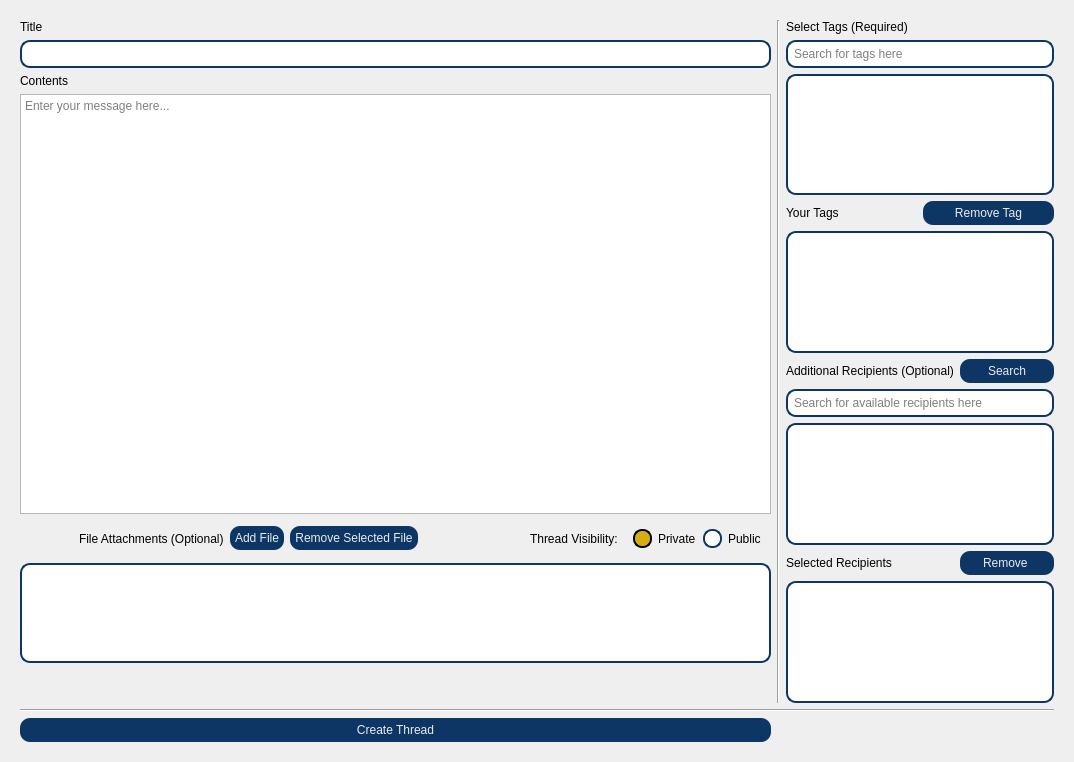
Old version of the form newthreadswindow.ui in the repository PeteCastle/SoftwareDesignCaseStudy.
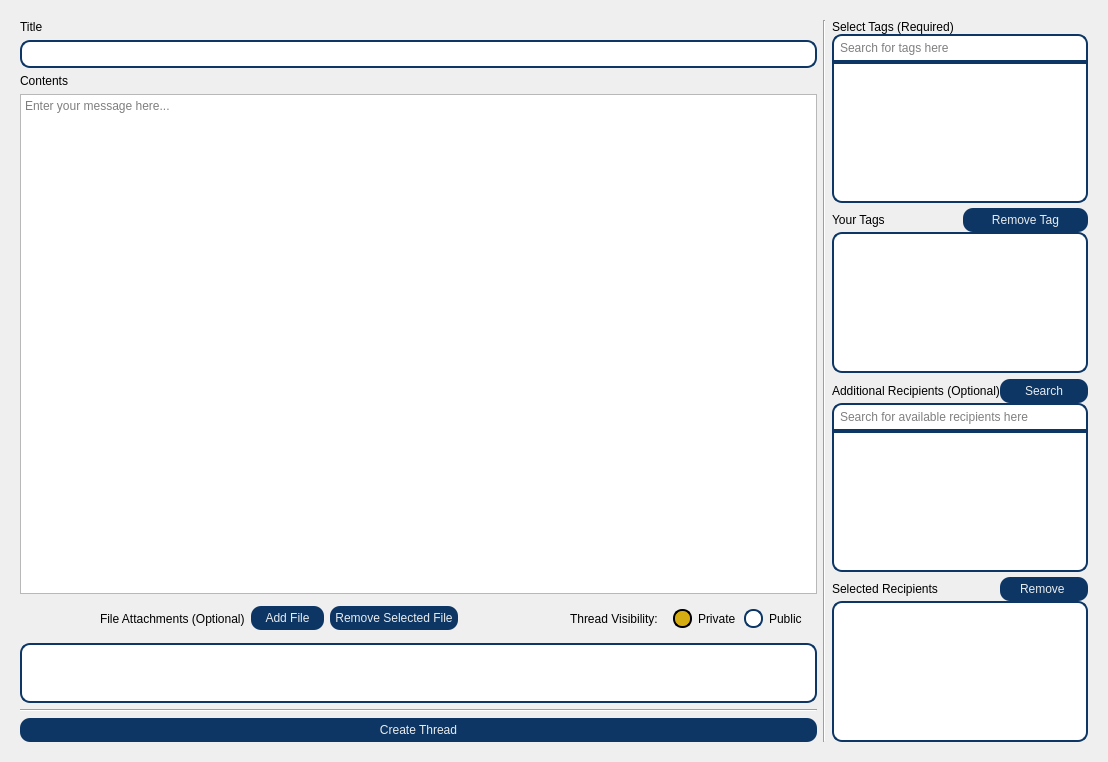
New version of the form. Icons and pictures are not drawn. Custom widgets are drawn as their Qt base class.

The edit to the form file:
```diff
--- a/newthreadswindow.ui
+++ b/newthreadswindow.ui
@@ -6,7 +6,7 @@
    <rect>
     <x>0</x>
     <y>0</y>
-    <width>1074</width>
+    <width>1108</width>
     <height>762</height>
    </rect>
   </property>
@@ -50,7 +50,7 @@
     border: 2px solid gray;
     border-radius: 10px;
 	border-color: rgb(13, 54, 101);
-     padding:4px 20px 4px 4px;
+     padding:4px 4px 4px 4px;
     background: white;
     selection-background-color: darkgray;
 }
@@ -70,7 +70,7 @@
     border: 2px solid gray;
     border-radius: 10px;
 	border-color: rgb(13, 54, 101);
-     padding:4px 20px 4px 4px;
+     padding:4px 4px 4px 4px;
     background: white;
     selection-background-color: darkgray;
 }
@@ -155,7 +155,7 @@
 
 </string>
   </property>
-  <layout class="QGridLayout" name="gridLayout" columnstretch="70,5,25">
+  <layout class="QGridLayout" name="gridLayout" columnstretch="70,0,0">
    <property name="leftMargin">
     <number>20</number>
    </property>
@@ -168,18 +168,147 @@
    <property name="bottomMargin">
     <number>20</number>
    </property>
-   <item row="12" column="0">
-    <widget class="QPushButton" name="CreateButton">
-     <property name="text">
-      <string>Create Thread</string>
+   <item row="0" column="1" rowspan="2">
+    <widget class="Line" name="line_2">
+     <property name="orientation">
+      <enum>Qt::Vertical</enum>
      </property>
     </widget>
    </item>
+   <item row="0" column="2">
+    <layout class="QGridLayout" name="gridLayout_3" columnstretch="50,50">
+     <property name="leftMargin">
+      <number>0</number>
+     </property>
+     <property name="verticalSpacing">
+      <number>0</number>
+     </property>
+     <item row="4" column="1">
+      <widget class="QPushButton" name="TagsRemoveButton">
+       <property name="styleSheet">
+        <string notr="true"/>
+       </property>
+       <property name="text">
+        <string>Remove Tag</string>
+       </property>
+      </widget>
+     </item>
+     <item row="1" column="0" colspan="2">
+      <widget class="QLineEdit" name="TagsSearch">
+       <property name="sizePolicy">
+        <sizepolicy hsizetype="Expanding" vsizetype="Expanding">
+         <horstretch>0</horstretch>
+         <verstretch>0</verstretch>
+        </sizepolicy>
+       </property>
+       <property name="styleSheet">
+        <string notr="true">QLineEdit{
+font: 9pt &quot;Joan&quot;;
+    border-top-right-radius: 10px;
+	border-top-left-radius: 10px;
+	border-bottom-left-radius: 0px;
+	border-bottom-right-radius: 0px;
+	border-color: rgb(13, 54, 101);
+     padding:4px 4px 4px 4px;
+    background: white;
+    selection-background-color: darkgray;
+}</string>
+       </property>
+       <property name="placeholderText">
+        <string>Search for tags here</string>
+       </property>
+      </widget>
+     </item>
+     <item row="2" column="0" colspan="2">
+      <widget class="QListView" name="TagsList">
+       <property name="sizePolicy">
+        <sizepolicy hsizetype="Expanding" vsizetype="Fixed">
+         <horstretch>0</horstretch>
+         <verstretch>0</verstretch>
+        </sizepolicy>
+       </property>
+       <property name="minimumSize">
+        <size>
+         <width>0</width>
+         <height>100</height>
+        </size>
+       </property>
+       <property name="styleSheet">
+        <string notr="true">QListView{
+font: 9pt &quot;Joan&quot;;
+    border: 2px solid gray;
+    border-top-left-radius: 0px;
+	border-top-right-radius: 0px;
+	border-color: rgb(13, 54, 101);
+     padding:4px 4px 4px 4px;
+    background: white;
+    selection-background-color: darkgray;
+}</string>
+       </property>
+      </widget>
+     </item>
+     <item row="5" column="0" colspan="2">
+      <widget class="QListView" name="TagsYourList">
+       <property name="sizePolicy">
+        <sizepolicy hsizetype="Expanding" vsizetype="Fixed">
+         <horstretch>0</horstretch>
+         <verstretch>0</verstretch>
+        </sizepolicy>
+       </property>
+       <property name="minimumSize">
+        <size>
+         <width>0</width>
+         <height>100</height>
+        </size>
+       </property>
+      </widget>
+     </item>
+     <item row="4" column="0">
+      <widget class="QLabel" name="TagsYourLabel">
+       <property name="styleSheet">
+        <string notr="true">font: bold 10pt &quot;heebo&quot;;</string>
+       </property>
+       <property name="text">
+        <string>Your Tags</string>
+       </property>
+      </widget>
+     </item>
+     <item row="3" column="0" colspan="2">
+      <spacer name="verticalSpacer">
+       <property name="orientation">
+        <enum>Qt::Vertical</enum>
+       </property>
+       <property name="sizeType">
+        <enum>QSizePolicy::Fixed</enum>
+       </property>
+       <property name="sizeHint" stdset="0">
+        <size>
+         <width>20</width>
+         <height>5</height>
+        </size>
+       </property>
+      </spacer>
+     </item>
+     <item row="0" column="0" colspan="2">
+      <widget class="QLabel" name="TagsSelectLabel">
+       <property name="styleSheet">
+        <string notr="true">font: bold 10pt &quot;heebo&quot;;</string>
+       </property>
+       <property name="text">
+        <string>Select Tags (Required)</string>
+       </property>
+      </widget>
+     </item>
+    </layout>
+   </item>
    <item row="1" column="2">
     <layout class="QGridLayout" name="gridLayout_4">
      <property name="topMargin">
       <number>0</number>
      </property>
+     <property name="spacing">
+      <number>0</number>
+     </property>
      <item row="0" column="1">
       <widget class="QPushButton" name="RecipientsSearchButton">
        <property name="text">
@@ -187,20 +316,80 @@
        </property>
       </widget>
      </item>
+     <item row="4" column="1">
+      <widget class="QPushButton" name="RecipientsRemoveButton">
+       <property name="text">
+        <string>Remove </string>
+       </property>
+      </widget>
+     </item>
      <item row="1" column="0" colspan="2">
       <widget class="QLineEdit" name="RecipientsSearchLineEdit">
+       <property name="sizePolicy">
+        <sizepolicy hsizetype="Expanding" vsizetype="Expanding">
+         <horstretch>0</horstretch>
+         <verstretch>0</verstretch>
+        </sizepolicy>
+       </property>
+       <property name="styleSheet">
+        <string notr="true">QLineEdit{
+font: 9pt &quot;Joan&quot;;
+    border-top-right-radius: 10px;
+	border-top-left-radius: 10px;
+	border-bottom-left-radius: 0px;
+	border-bottom-right-radius: 0px;
+	border-color: rgb(13, 54, 101);
+     padding:4px 4px 4px 4px;
+    background: white;
+    selection-background-color: darkgray;
+}</string>
+       </property>
        <property name="placeholderText">
         <string>Search for available recipients here</string>
        </property>
       </widget>
      </item>
-     <item row="3" column="0" alignment="Qt::AlignLeft">
-      <widget class="QLabel" name="RecipientsSelectedLabel">
+     <item row="2" column="0" colspan="2">
+      <widget class="QListView" name="RecipientsSearchList">
+       <property name="sizePolicy">
+        <sizepolicy hsizetype="Expanding" vsizetype="Fixed">
+         <horstretch>0</horstretch>
+         <verstretch>0</verstretch>
+        </sizepolicy>
+       </property>
+       <property name="minimumSize">
+        <size>
+         <width>0</width>
+         <height>100</height>
+        </size>
+       </property>
        <property name="styleSheet">
-        <string notr="true">font: bold 10pt &quot;heebo&quot;;</string>
+        <string notr="true">QListView{
+font: 9pt &quot;Joan&quot;;
+    border: 2px solid gray;
+    border-top-left-radius: 0px;
+	border-top-right-radius: 0px;
+	border-color: rgb(13, 54, 101);
+     padding:4px 4px 4px 4px;
+    background: white;
+    selection-background-color: darkgray;
+}</string>
        </property>
-       <property name="text">
-        <string>Selected Recipients</string>
+      </widget>
+     </item>
+     <item row="6" column="0" colspan="2">
+      <widget class="QListView" name="RecipientsSelectedList">
+       <property name="sizePolicy">
+        <sizepolicy hsizetype="Expanding" vsizetype="Fixed">
+         <horstretch>0</horstretch>
+         <verstretch>0</verstretch>
+        </sizepolicy>
+       </property>
+       <property name="minimumSize">
+        <size>
+         <width>0</width>
+         <height>100</height>
+        </size>
        </property>
       </widget>
      </item>
@@ -214,79 +403,31 @@
        </property>
       </widget>
      </item>
-     <item row="3" column="1">
-      <widget class="QPushButton" name="RecipientsRemoveButton">
-       <property name="text">
-        <string>Remove </string>
+     <item row="4" column="0" alignment="Qt::AlignLeft">
+      <widget class="QLabel" name="RecipientsSelectedLabel">
+       <property name="styleSheet">
+        <string notr="true">font: bold 10pt &quot;heebo&quot;;</string>
        </property>
-      </widget>
-     </item>
-     <item row="2" column="0" colspan="2">
-      <widget class="QListView" name="RecipientsSearchList"/>
-     </item>
-     <item row="4" column="0" colspan="2">
-      <widget class="QListView" name="RecipientsSelectedList"/>
-     </item>
-    </layout>
-   </item>
-   <item row="11" column="0" colspan="3">
-    <widget class="Line" name="line">
-     <property name="orientation">
-      <enum>Qt::Horizontal</enum>
-     </property>
-    </widget>
-   </item>
-   <item row="0" column="1" rowspan="2">
-    <widget class="Line" name="line_2">
-     <property name="orientation">
-      <enum>Qt::Vertical</enum>
-     </property>
-    </widget>
-   </item>
-   <item row="0" column="2">
-    <layout class="QGridLayout" name="gridLayout_3">
-     <property name="leftMargin">
-      <number>0</number>
-     </property>
-     <item row="2" column="0" colspan="2">
-      <widget class="QListView" name="TagsList"/>
-     </item>
-     <item row="1" column="0" colspan="2">
-      <widget class="QLineEdit" name="TagsSearch">
-       <property name="placeholderText">
-        <string>Search for tags here</string>
+       <property name="text">
+        <string>Selected Recipients</string>
        </property>
       </widget>
      </item>
      <item row="3" column="0">
-      <widget class="QLabel" name="TagsYourLabel">
-       <property name="styleSheet">
-        <string notr="true">font: bold 10pt &quot;heebo&quot;;</string>
+      <spacer name="verticalSpacer_2">
+       <property name="orientation">
+        <enum>Qt::Vertical</enum>
        </property>
-       <property name="text">
-        <string>Your Tags</string>
+       <property name="sizeType">
+        <enum>QSizePolicy::Fixed</enum>
        </property>
-      </widget>
-     </item>
-     <item row="0" column="0">
-      <widget class="QLabel" name="TagsSelectLabel">
-       <property name="styleSheet">
-        <string notr="true">font: bold 10pt &quot;heebo&quot;;</string>
+       <property name="sizeHint" stdset="0">
+        <size>
+         <width>20</width>
+         <height>5</height>
+        </size>
        </property>
-       <property name="text">
-        <string>Select Tags (Required)</string>
-       </property>
-      </widget>
-     </item>
-     <item row="3" column="1">
-      <widget class="QPushButton" name="TagsRemoveButton">
-       <property name="text">
-        <string>Remove Tag</string>
-       </property>
-      </widget>
-     </item>
-     <item row="4" column="0" colspan="2">
-      <widget class="QListView" name="TagsYourList"/>
+      </spacer>
      </item>
     </layout>
    </item>
@@ -295,6 +436,44 @@
      <property name="leftMargin">
       <number>0</number>
      </property>
+     <item row="4" column="4">
+      <spacer name="horizontalSpacer_3">
+       <property name="orientation">
+        <enum>Qt::Horizontal</enum>
+       </property>
+       <property name="sizeType">
+        <enum>QSizePolicy::Fixed</enum>
+       </property>
+       <property name="sizeHint" stdset="0">
+        <size>
+         <width>100</width>
+         <height>20</height>
+        </size>
+       </property>
+      </spacer>
+     </item>
+     <item row="1" column="0" colspan="8">
+      <widget class="QLineEdit" name="TitleLineEdit">
+       <property name="styleSheet">
+        <string notr="true">QLineEdit {
+	font: 12pt &quot;Joan&quot;;
+    border: 2px solid gray;
+    border-radius: 10px;
+	border-color: rgb(13, 54, 101);
+     padding:4px 20px 4px 4px;
+    background: white;
+    selection-background-color: darkgray;
+}</string>
+       </property>
+      </widget>
+     </item>
+     <item row="4" column="3">
+      <widget class="QPushButton" name="RemoveFileButton">
+       <property name="text">
+        <string>Remove Selected File</string>
+       </property>
+      </widget>
+     </item>
      <item row="4" column="2">
       <widget class="QPushButton" name="AddFileButton">
        <property name="styleSheet">
@@ -305,6 +484,16 @@
        </property>
       </widget>
      </item>
+     <item row="4" column="1">
+      <widget class="QLabel" name="FileAttachmentsLabel">
+       <property name="styleSheet">
+        <string notr="true">font: bold 10pt &quot;heebo&quot;;</string>
+       </property>
+       <property name="text">
+        <string>File Attachments (Optional)</string>
+       </property>
+      </widget>
+     </item>
      <item row="0" column="0" colspan="7">
       <widget class="QLabel" name="TitleLabel">
        <property name="styleSheet">
@@ -315,55 +504,6 @@
        </property>
       </widget>
      </item>
-     <item row="4" column="0">
-      <spacer name="horizontalSpacer_2">
-       <property name="orientation">
-        <enum>Qt::Horizontal</enum>
-       </property>
-       <property name="sizeType">
-        <enum>QSizePolicy::Fixed</enum>
-       </property>
-       <property name="sizeHint" stdset="0">
-        <size>
-         <width>50</width>
-         <height>20</height>
-        </size>
-       </property>
-      </spacer>
-     </item>
-     <item row="1" column="0" colspan="8">
-      <widget class="QLineEdit" name="TitleLineEdit"/>
-     </item>
-     <item row="4" column="5">
-      <widget class="QLabel" name="VisibilityLabel">
-       <property name="text">
-        <string>Thread Visibility:</string>
-       </property>
-      </widget>
-     </item>
-     <item row="6" column="2">
-      <spacer name="verticalSpacer">
-       <property name="orientation">
-        <enum>Qt::Vertical</enum>
-       </property>
-       <property name="sizeType">
-        <enum>QSizePolicy::Maximum</enum>
-       </property>
-       <property name="sizeHint" stdset="0">
-        <size>
-         <width>20</width>
-         <height>40</height>
-        </size>
-       </property>
-      </spacer>
-     </item>
-     <item row="4" column="1">
-      <widget class="QLabel" name="FileAttachmentsLabel">
-       <property name="text">
-        <string>File Attachments (Optional)</string>
-       </property>
-      </widget>
-     </item>
      <item row="3" column="0" colspan="8">
       <widget class="MRichTextEdit" name="ContentsLineEdit">
        <property name="placeholderText">
@@ -381,29 +521,13 @@
        </property>
       </widget>
      </item>
-     <item row="4" column="3">
-      <widget class="QPushButton" name="RemoveFileButton">
+     <item row="4" column="5">
+      <widget class="QLabel" name="VisibilityLabel">
+       <property name="styleSheet">
+        <string notr="true">font: bold 10pt &quot;heebo&quot;;</string>
+       </property>
        <property name="text">
-        <string>Remove Selected File</string>
-       </property>
-      </widget>
-     </item>
-     <item row="5" column="0" colspan="8">
-      <widget class="QListView" name="FileAttachmentsList">
-       <property name="sizePolicy">
-        <sizepolicy hsizetype="Expanding" vsizetype="MinimumExpanding">
-         <horstretch>0</horstretch>
-         <verstretch>0</verstretch>
-        </sizepolicy>
-       </property>
-       <property name="maximumSize">
-        <size>
-         <width>999999</width>
-         <height>100</height>
-        </size>
-       </property>
-       <property name="flow">
-        <enum>QListView::LeftToRight</enum>
+        <string>Thread Visibility:</string>
        </property>
       </widget>
      </item>
@@ -412,6 +536,9 @@
        <layout class="QHBoxLayout" name="horizontalLayout">
         <item>
          <widget class="QRadioButton" name="VisibilityPrivateButton">
+          <property name="styleSheet">
+           <string notr="true">font: bold 10pt &quot;heebo&quot;;</string>
+          </property>
           <property name="text">
            <string>Private</string>
           </property>
@@ -422,6 +549,9 @@
         </item>
         <item>
          <widget class="QRadioButton" name="VisibilityPublicButton">
+          <property name="styleSheet">
+           <string notr="true">font: bold 10pt &quot;heebo&quot;;</string>
+          </property>
           <property name="text">
            <string>Public</string>
           </property>
@@ -446,6 +576,39 @@
        </property>
       </spacer>
      </item>
+     <item row="5" column="0" colspan="8">
+      <widget class="QListView" name="FileAttachmentsList">
+       <property name="sizePolicy">
+        <sizepolicy hsizetype="Expanding" vsizetype="Expanding">
+         <horstretch>0</horstretch>
+         <verstretch>0</verstretch>
+        </sizepolicy>
+       </property>
+       <property name="maximumSize">
+        <size>
+         <width>999999</width>
+         <height>60</height>
+        </size>
+       </property>
+       <property name="flow">
+        <enum>QListView::LeftToRight</enum>
+       </property>
+      </widget>
+     </item>
+     <item row="6" column="0" colspan="8">
+      <widget class="Line" name="line">
+       <property name="orientation">
+        <enum>Qt::Horizontal</enum>
+       </property>
+      </widget>
+     </item>
+     <item row="7" column="0" colspan="8">
+      <widget class="QPushButton" name="CreateButton">
+       <property name="text">
+        <string>Create Thread</string>
+       </property>
+      </widget>
+     </item>
     </layout>
    </item>
   </layout>
```
Left out of the diff: 6 changed lines with no effect on the pictures.
